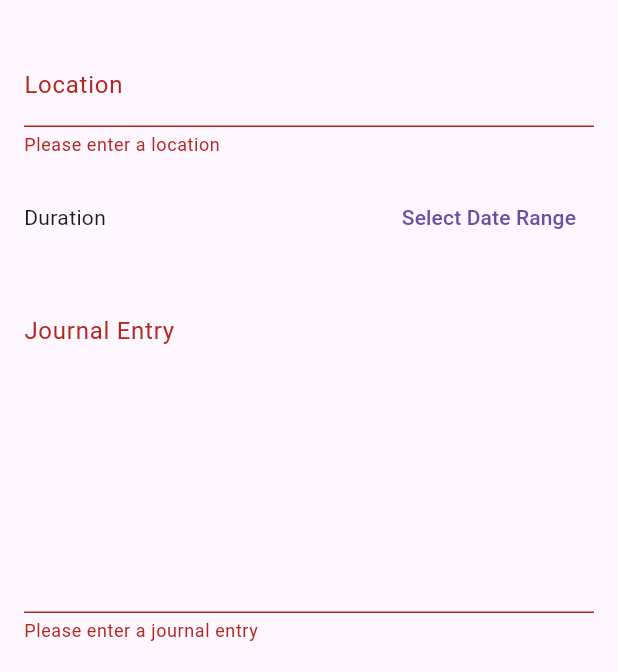
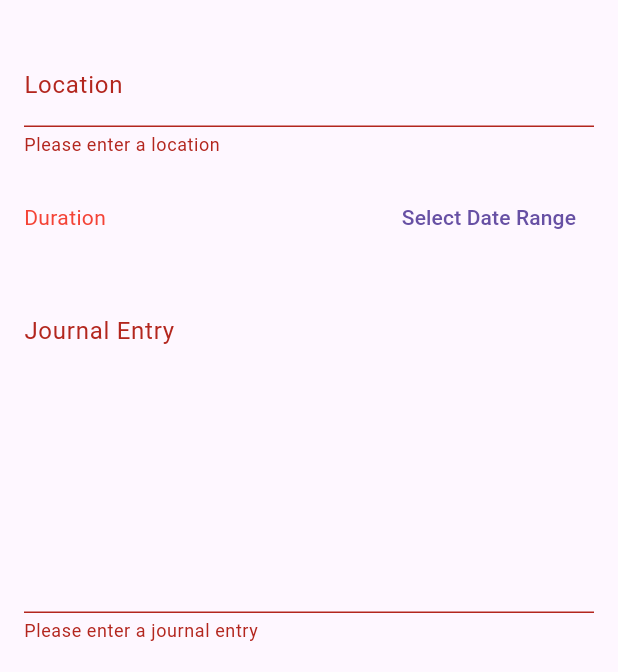
Before and after one commit to Gabrielyng8/travel_journal, a Flutter app: the AddLogScreen screen opened directly, after a tap on "Save", on a phone screen of 412 x 824 dp, the part 65-737 px from its top. Run offline on Flutter 3.47's test engine with Material 3 defaults, Android fonts, the phone set to English and light mode, and no system bars.

Commit message:
Add validation for date range selection in log submission

```diff
--- a/lib/add.dart
+++ b/lib/add.dart
@@ -20,6 +20,12 @@ class _AddLogScreenState extends State<AddLogScreen> {
 
   void _submitNewLog() {
     if (_formKey.currentState!.validate()) {
+      if (_selectedDateRange == null) {
+        ScaffoldMessenger.of(context).showSnackBar(
+          const SnackBar(content: Text('Please select a date range')),
+        );
+        return;
+      }
       _formKey.currentState!.save();
 
       var newLog = JournalLog(
@@ -96,6 +102,9 @@ class _AddLogScreenState extends State<AddLogScreen> {
                       _selectedDateRange == null
                           ? 'Duration'
                           : '${DateFormat('dd/MM').format(_selectedDateRange!.start)} - ${DateFormat('dd/MM').format(_selectedDateRange!.end)}',
+                      style: TextStyle(
+                        color: _selectedDateRange == null ? Colors.red : Colors.black,
+                      ),
                     ),
                   ),
                   TextButton(
```
